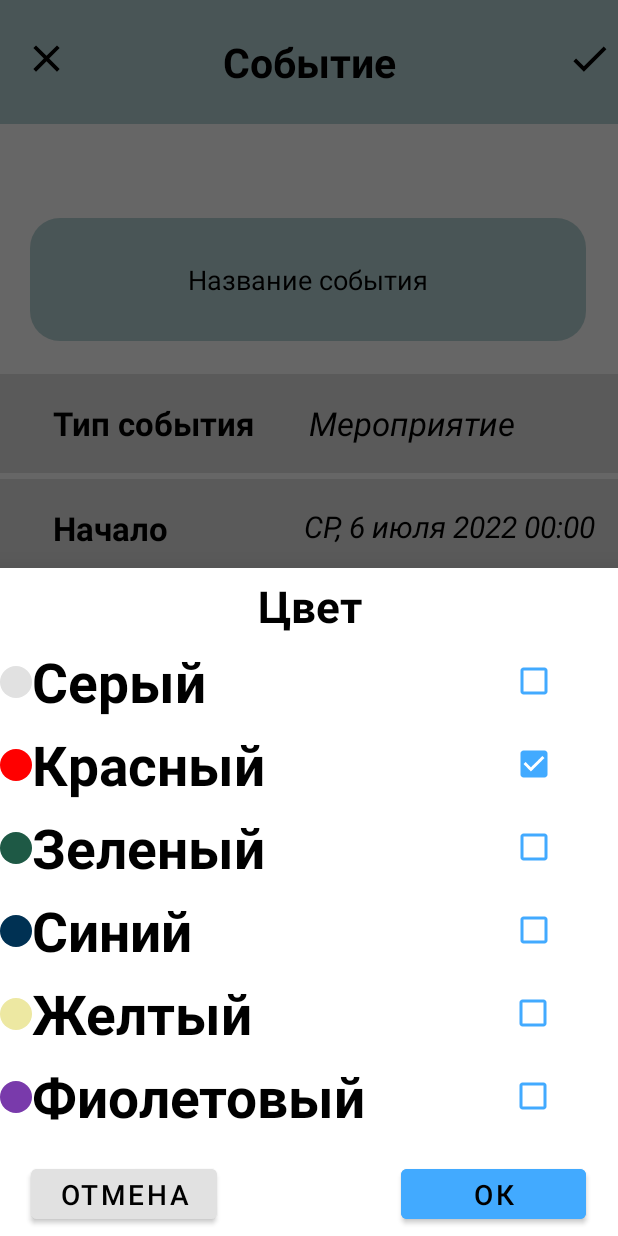
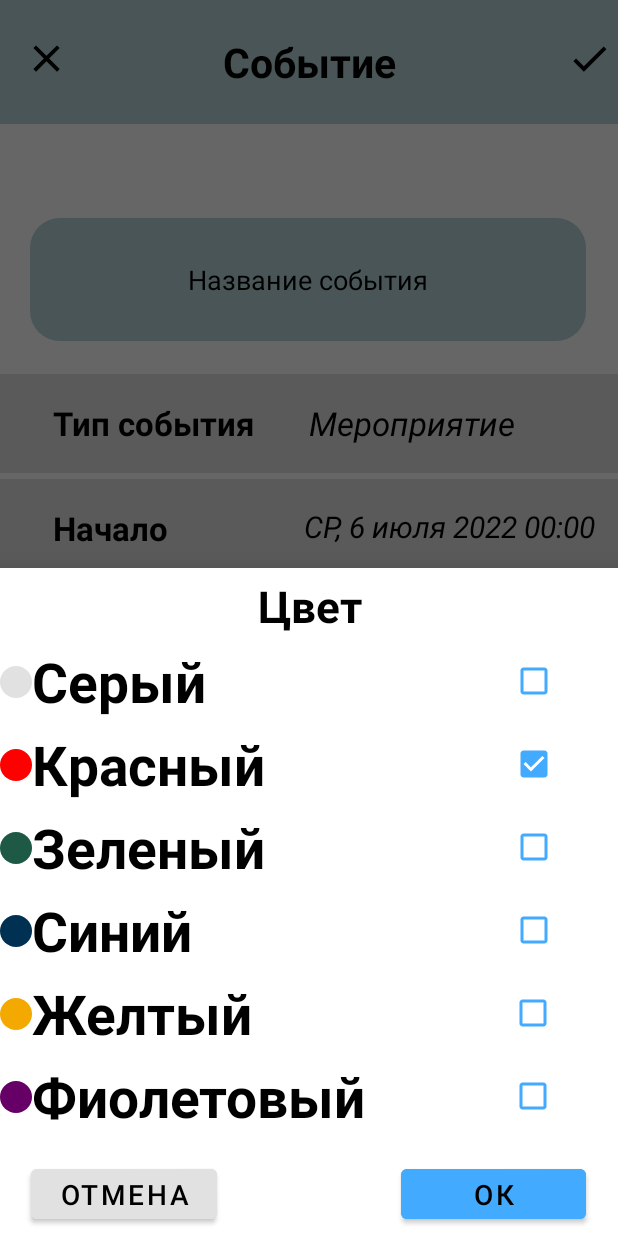
Before and after one commit to GreenpixDev/ShiftAndroid, an Android app: the EventActivity screen opened directly, with no data from a screen before it, after a tap on "Красный", on a phone screen of 412 x 824 dp. Run offline under Robolectric (Android 15) with nearby library versions, the phone set to English and light mode, and no system bars; our stand-ins replace Dagger/Hilt's generated code.

Commit message:
fix colors

```diff
--- a/app/src/main/java/ru/cft/shift/scheduler/ui/event/EventActivity.kt
+++ b/app/src/main/java/ru/cft/shift/scheduler/ui/event/EventActivity.kt
@@ -366,7 +366,7 @@ class EventActivity : BaseActivity<EventMvpPresenter>(), EventMvpView {
                 bindingBottomSheetColor.checkBoxGrey.isChecked = false
                 bindingBottomSheetColor.checkBoxYellow.isChecked = false
 
-                bindingBottomSheetColor.buttonOK.setBackgroundColor(getResources().getColor(R.color.mark_light_violet))
+                bindingBottomSheetColor.buttonOK.setBackgroundColor(getResources().getColor(R.color.mark_dark_violet))
 
                 choosenColor = bindingBottomSheetColor.checkBoxViolet
             }
@@ -397,7 +397,7 @@ class EventActivity : BaseActivity<EventMvpPresenter>(), EventMvpView {
                     R.color.mark_light_yellow
                 ))
                 bindingBottomSheetColor.checkBoxViolet -> binding.colorCircle.backgroundTintList = ColorStateList.valueOf(getResources().getColor(
-                    R.color.mark_light_violet
+                    R.color.mark_dark_violet
                 ))
             }
 
--- a/app/src/main/res/values/colors.xml
+++ b/app/src/main/res/values/colors.xml
@@ -13,6 +13,10 @@
     <color name="berlin_lazur">#003153</color>
     <color name="biruz_green">#1E5945</color>
 
+    <color name="new_grey">#49423D</color>
+    <color name="new_yellow">#F4A900</color>
+    <color name="new_violet">#660066</color>
+
     <color name="fogging">#1A000000</color>
 
     <color name="background">#F0F0F0</color>
@@ -26,14 +30,14 @@
     <color name="mark_dark_green">#58875D</color>
     <color name="mark_dark_blue">#57668B</color>
     <color name="mark_dark_yellow">#94915D</color>
-    <color name="mark_dark_violet">#793AAB</color>
+    <color name="mark_dark_violet">#660066</color>
     <color name="mark_dark_black">#1F1F1F</color>
 
     <color name="mark_light_common">#E5DADA</color>
     <color name="mark_light_red">#F8D0D0</color>
     <color name="mark_light_green">#BAEABF</color>
     <color name="mark_light_blue">#CBD9FA</color>
-    <color name="mark_light_yellow">#EDE8A2</color>
+    <color name="mark_light_yellow">#F4A900</color>
     <color name="mark_light_violet">#E4CEF6</color>
     <color name="mark_light_black">#C6C6C6</color>
 </resources>
```
